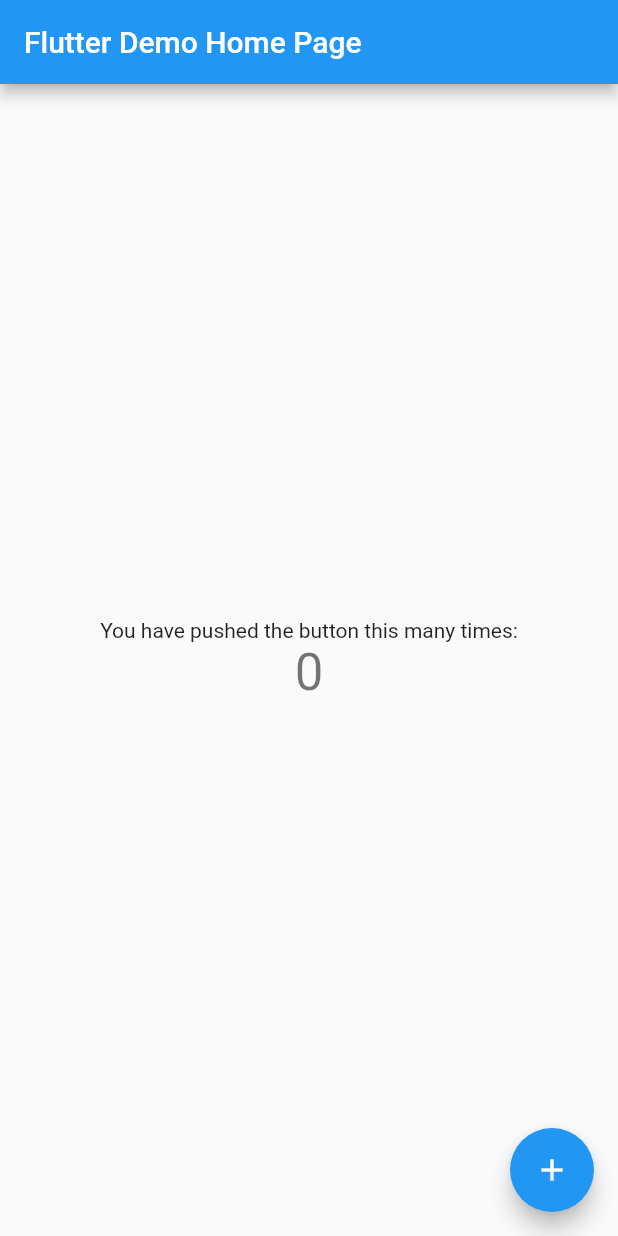
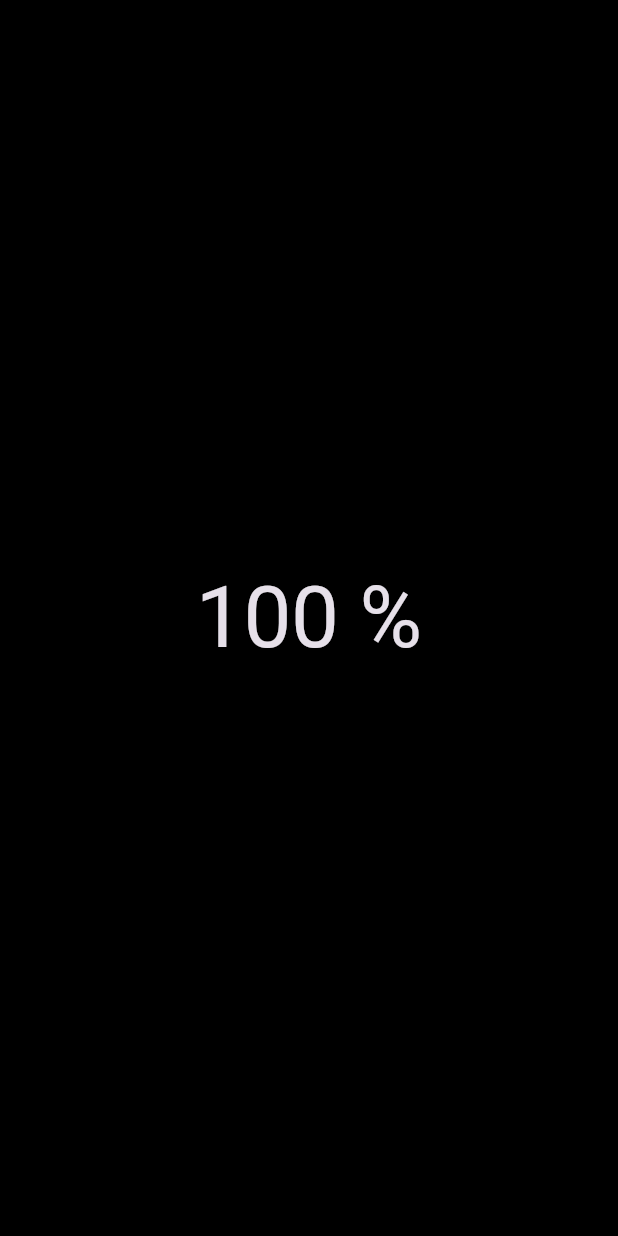
Before and after one commit to TheLastGimbus/the_last_daydream, a Flutter app: the screen it shows after launch, on a phone screen of 412 x 824 dp. Run offline on Flutter 3.47's test engine with Material 2 defaults, Android fonts, the phone set to English and light mode, and no system bars; our stand-ins replace battery_plus.

Commit message:
some nice stuff

```diff
--- a/lib/main.dart
+++ b/lib/main.dart
@@ -1,4 +1,9 @@
+import 'dart:async';
+
+import 'package:battery_plus/battery_plus.dart';
 import 'package:flutter/material.dart';
+
+import 'theme.dart';
 
 void main() {
   runApp(const MyApp());
@@ -10,54 +15,53 @@
   @override
   Widget build(BuildContext context) {
     return MaterialApp(
-      title: 'Flutter Demo',
-      theme: ThemeData(primarySwatch: Colors.blue),
-      home: const MyHomePage(title: 'Flutter Demo Home Page'),
+      title: 'TheLastDaydream',
+      theme: darkTheme,
+      home: const MyHomePage(),
     );
   }
 }
 
 class MyHomePage extends StatefulWidget {
-  const MyHomePage({super.key, required this.title});
-
-  final String title;
+  const MyHomePage({super.key});
 
   @override
   State<MyHomePage> createState() => _MyHomePageState();
 }
 
 class _MyHomePageState extends State<MyHomePage> {
-  int _counter = 0;
+  final battery = Battery();
+  StreamSubscription? _ss;
+  var level = -1;
 
-  void _incrementCounter() {
-    setState(() => _counter++);
+  @override
+  void initState() {
+    super.initState();
+    _ss = Stream.periodic(const Duration(seconds: 5)).listen((event) async {
+      level = await battery.batteryLevel;
+      setState(() {});
+    });
   }
 
   @override
   Widget build(BuildContext context) {
+    final t = Theme.of(context);
+    final tt = t.textTheme;
     return Scaffold(
-      appBar: AppBar(
-        title: Text(widget.title),
-      ),
       body: Center(
         child: Column(
           mainAxisAlignment: MainAxisAlignment.center,
           children: <Widget>[
-            const Text(
-              'You have pushed the button this many times:',
-            ),
-            Text(
-              '$_counter',
-              style: Theme.of(context).textTheme.headline4,
-            ),
+            Text("$level %", style: tt.headline1),
           ],
         ),
       ),
-      floatingActionButton: FloatingActionButton(
-        onPressed: _incrementCounter,
-        tooltip: 'Increment',
-        child: const Icon(Icons.add),
-      ),
     );
   }
+
+  @override
+  void dispose() {
+    _ss?.cancel();
+    super.dispose();
+  }
 }
--- /dev/null
+++ b/lib/theme.dart
@@ -0,0 +1,14 @@
+import 'package:flutter/material.dart';
+
+ThemeData get _dark => ThemeData.dark(useMaterial3: true);
+
+ThemeData get darkTheme {
+  return _dark.copyWith(
+    colorScheme: _dark.colorScheme.copyWith(
+      // pure amoled dark
+      background: const Color(0xFF000000),
+      surface: const Color(0xFF000000),
+    ),
+    scaffoldBackgroundColor: const Color(0xFF000000),
+  );
+}
--- a/pubspec.yaml
+++ b/pubspec.yaml
@@ -31,6 +31,8 @@
 dependencies:
   flutter:
     sdk: flutter
+
+  battery_plus: ^3.0.2
 
 dev_dependencies:
   flutter_test:
```
Also changed, not shown: pubspec.lock.
